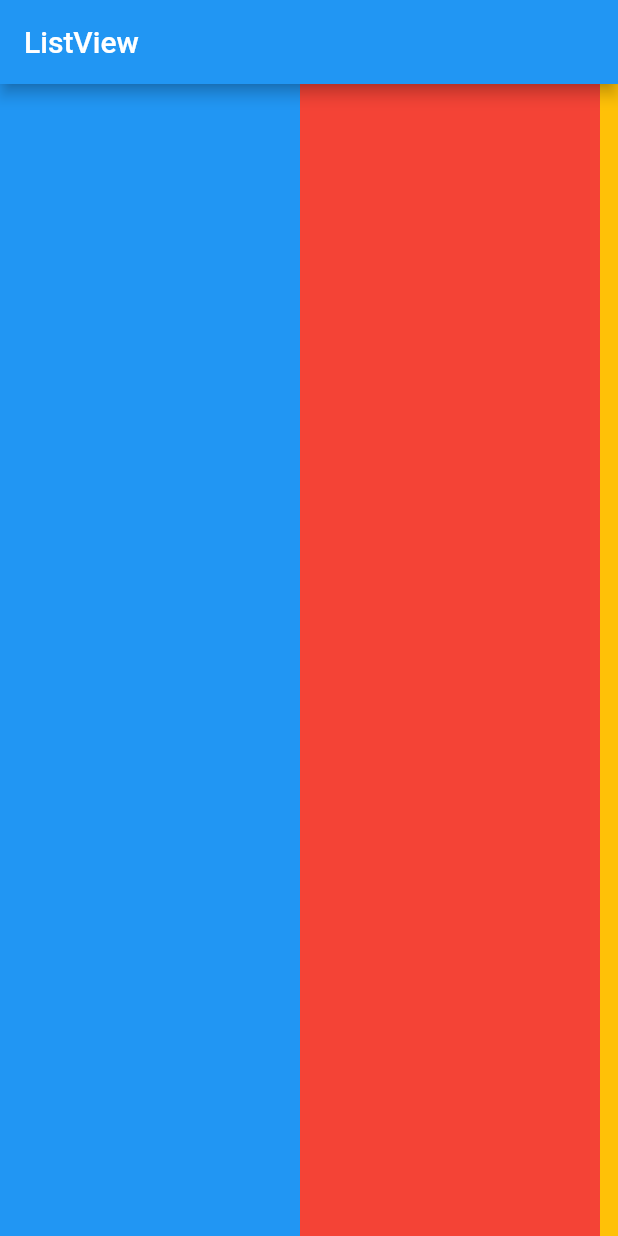
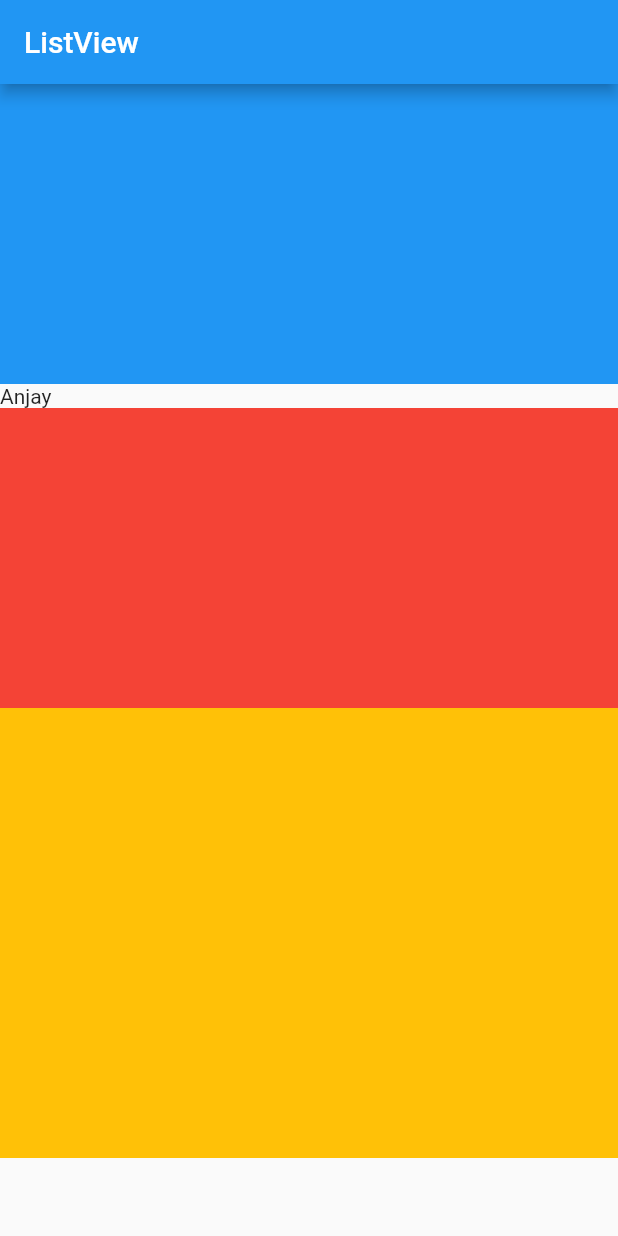
Before and after one commit to bagusrizky15/flutter-app1, a Flutter app: the screen it shows after launch, on a phone screen of 412 x 824 dp. Run offline on Flutter 3.47's test engine with Material 2 defaults, Android fonts, the phone set to English and light mode, and no system bars.

Commit message:
added MyList

```diff
--- a/lib/main.dart
+++ b/lib/main.dart
@@ -5,23 +5,13 @@ void main(List<String> args) {
 }
 
 class MyApp extends StatelessWidget {
-  const MyApp({Key? key}) : super(key: key);
-
-  @override
-  Widget build(BuildContext context) {
-    return MaterialApp(
-      home: Scaffold(
-        appBar: AppBar(
-          title: Text("ListView"),
-        ),
-        body: ListView(
-          scrollDirection: Axis.horizontal,
-          children: [
+  List<Widget> myList = [
     Container(
       width: 200,
       height: 200,
       color: Colors.blue,
     ),
+    Text("Anjay"),
     Container(
       width: 200,
       height: 200,
@@ -32,7 +22,17 @@ class MyApp extends StatelessWidget {
       height: 300,
       color: Colors.amber,
     ),
-          ],
+  ];
+  @override
+  Widget build(BuildContext context) {
+    return MaterialApp(
+      home: Scaffold(
+        appBar: AppBar(
+          title: Text("ListView"),
+        ),
+        body: ListView(
+          scrollDirection: Axis.vertical,
+          children: myList,
         ),
       ),
     );
```
Lines whose indentation alone changed are shown as unchanged.
